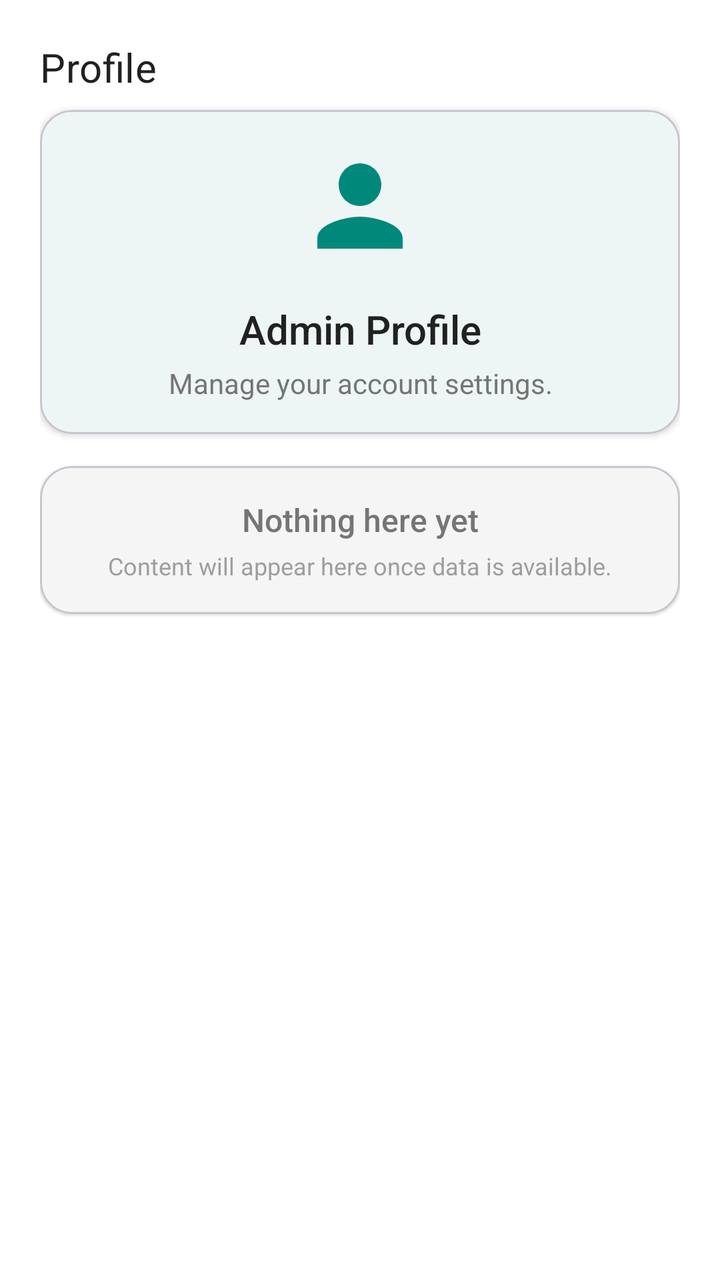
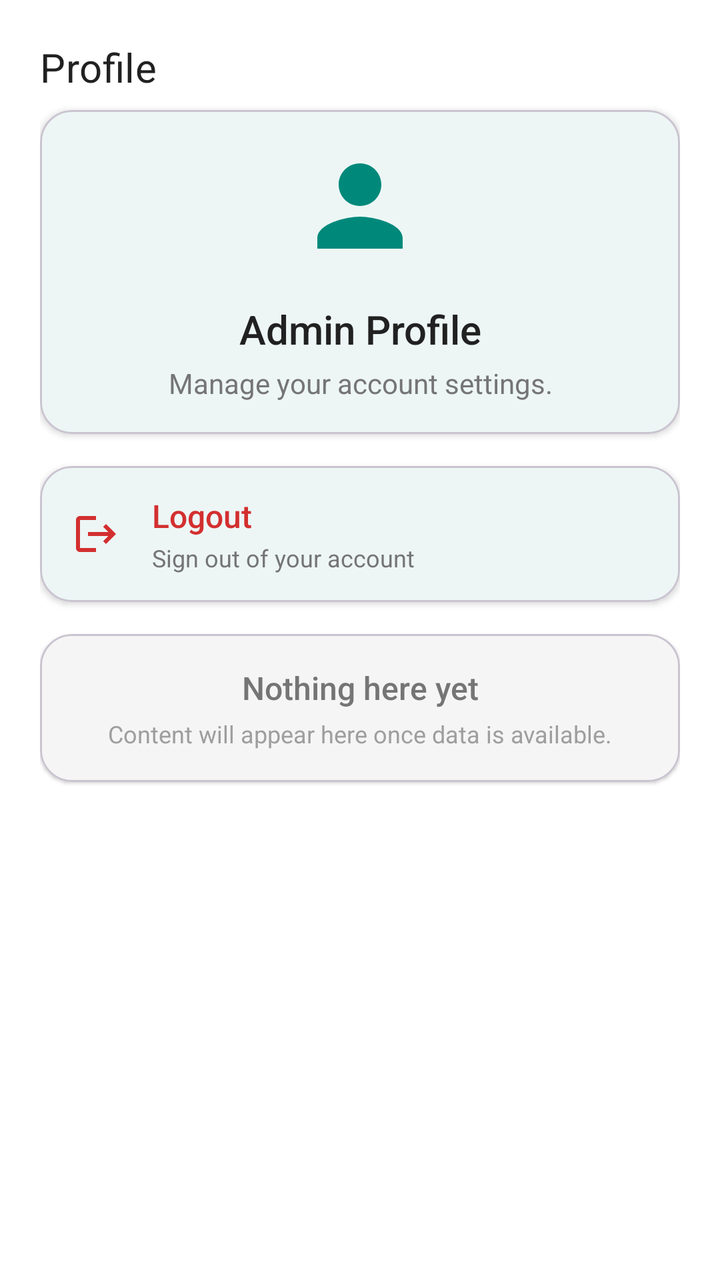

Two renders of the same Android screen: before a commit and after it. Below are the layout's source before the change and the commit's diff.
<!-- AndroidManifest.xml: application theme Theme.Movexa -->
<!-- res/layout/fragment_admin_profile.xml -->
<?xml version="1.0" encoding="utf-8"?>
<androidx.constraintlayout.widget.ConstraintLayout
    xmlns:android="http://schemas.android.com/apk/res/android"
    xmlns:app="http://schemas.android.com/apk/res-auto"
    xmlns:tools="http://schemas.android.com/tools"
    android:layout_width="match_parent"
    android:layout_height="match_parent"
    android:background="@color/background">

    <ScrollView
        android:layout_width="0dp"
        android:layout_height="0dp"
        android:fillViewport="true"
        app:layout_constraintTop_toTopOf="parent"
        app:layout_constraintBottom_toBottomOf="parent"
        app:layout_constraintStart_toStartOf="parent"
        app:layout_constraintEnd_toEndOf="parent">

        <LinearLayout
            android:layout_width="match_parent"
            android:layout_height="wrap_content"
            android:orientation="vertical"
            android:padding="@dimen/screen_margin_horizontal">

            
            <TextView
                android:id="@+id/tvSectionTitle"
                android:layout_width="match_parent"
                android:layout_height="wrap_content"
                android:text="@string/section_profile"
                android:textAppearance="@style/TextAppearance.Movexa.SectionHeader"
                android:layout_marginBottom="@dimen/spacing_small" />

            
            <com.google.android.material.card.MaterialCardView
                android:id="@+id/cardStatus"
                android:layout_width="match_parent"
                android:layout_height="wrap_content"
                android:layout_marginBottom="@dimen/spacing_medium"
                app:cardCornerRadius="@dimen/radius_large"
                app:cardElevation="@dimen/elevation_small"
                app:cardBackgroundColor="@color/surface">

                <LinearLayout
                    android:layout_width="match_parent"
                    android:layout_height="wrap_content"
                    android:orientation="vertical"
                    android:padding="@dimen/card_padding">

                    <ImageView
                        android:id="@+id/ivIcon"
                        android:layout_width="@dimen/icon_xl"
                        android:layout_height="@dimen/icon_xl"
                        android:layout_gravity="center_horizontal"
                        android:src="@drawable/ic_nav_profile"
                        android:contentDescription="@string/cd_app_logo"
                        app:tint="@color/primary"
                        android:layout_marginBottom="@dimen/spacing_medium" />

                    <TextView
                        android:id="@+id/tvTitle"
                        android:layout_width="match_parent"
                        android:layout_height="wrap_content"
                        android:text="@string/admin_profile_title"
                        android:textSize="@dimen/text_title"
                        android:textColor="@color/text_primary"
                        android:fontFamily="sans-serif-medium"
                        android:gravity="center"
                        android:layout_marginBottom="@dimen/spacing_xs" />

                    <TextView
                        android:id="@+id/tvSubtitle"
                        android:layout_width="match_parent"
                        android:layout_height="wrap_content"
                        android:text="@string/admin_profile_subtitle"
                        android:textSize="@dimen/text_body"
                        android:textColor="@color/text_secondary"
                        android:gravity="center" />

                </LinearLayout>

            </com.google.android.material.card.MaterialCardView>

            
            <com.google.android.material.card.MaterialCardView
                android:id="@+id/cardEmptyState"
                android:layout_width="match_parent"
                android:layout_height="wrap_content"
                android:layout_marginBottom="@dimen/spacing_medium"
                app:cardCornerRadius="@dimen/radius_large"
                app:cardElevation="@dimen/elevation_xs"
                app:strokeColor="@color/outline_variant"
                app:strokeWidth="1dp"
                app:cardBackgroundColor="@color/surface_variant">

                <LinearLayout
                    android:layout_width="match_parent"
                    android:layout_height="wrap_content"
                    android:orientation="vertical"
                    android:padding="@dimen/card_padding"
                    android:gravity="center">

                    <TextView
                        android:id="@+id/tvEmptyTitle"
                        android:layout_width="match_parent"
                        android:layout_height="wrap_content"
                        android:text="@string/empty_state_title"
                        android:textSize="@dimen/text_subtitle"
                        android:textColor="@color/text_secondary"
                        android:fontFamily="sans-serif-medium"
                        android:gravity="center"
                        android:layout_marginBottom="@dimen/spacing_xs" />

                    <TextView
                        android:id="@+id/tvEmptySubtitle"
                        android:layout_width="match_parent"
                        android:layout_height="wrap_content"
                        android:text="@string/empty_state_subtitle"
                        android:textSize="@dimen/text_caption"
                        android:textColor="@color/text_hint"
                        android:gravity="center" />

                </LinearLayout>

            </com.google.android.material.card.MaterialCardView>

        </LinearLayout>

    </ScrollView>

</androidx.constraintlayout.widget.ConstraintLayout>
<!-- resources referenced by this layout -->
<resources>
  <color name="background">#FFFFFFFF</color>
  <color name="outline_variant">#FFCAC4D0</color>
  <color name="primary">#FF00897B</color>
  <color name="surface">#FFFFFFFF</color>
  <color name="surface_variant">#FFF5F5F5</color>
  <color name="text_hint">#FF9E9E9E</color>
  <color name="text_primary">#FF212121</color>
  <color name="text_secondary">#FF757575</color>
  <dimen name="card_padding">16dp</dimen>
  <dimen name="elevation_small">2dp</dimen>
  <dimen name="elevation_xs">1dp</dimen>
  <dimen name="icon_xl">64dp</dimen>
  <dimen name="radius_large">16dp</dimen>
  <dimen name="screen_margin_horizontal">20dp</dimen>
  <dimen name="spacing_medium">16dp</dimen>
  <dimen name="spacing_small">8dp</dimen>
  <dimen name="spacing_xs">4dp</dimen>
  <dimen name="text_body">14sp</dimen>
  <dimen name="text_caption">12sp</dimen>
  <dimen name="text_subtitle">16sp</dimen>
  <dimen name="text_title">20sp</dimen>
  <!-- drawable ic_nav_profile (drawable) -->
  <vector xmlns:android="http://schemas.android.com/apk/res/android"
      android:width="24dp"
      android:height="24dp"
      android:viewportWidth="24"
      android:viewportHeight="24"
      android:tint="?attr/colorControlNormal">
      <path
          android:fillColor="@android:color/white"
          android:pathData="M12,12c2.21,0 4,-1.79 4,-4s-1.79,-4 -4,-4 -4,1.79 -4,4 1.79,4 4,4zM12,14c-2.67,0 -8,1.34 -8,4v2h16v-2c0,-2.66 -5.33,-4 -8,-4z" />
  </vector>
  <string name="admin_profile_subtitle">Manage your account settings.</string>
  <string name="admin_profile_title">Admin Profile</string>
  <string name="cd_app_logo">Movexa Logo</string>
  <string name="empty_state_subtitle">Content will appear here once data is available.</string>
  <string name="empty_state_title">Nothing here yet</string>
  <string name="section_profile">Profile</string>
  <style name="TextAppearance.Movexa.SectionHeader">
          <item name="android:textSize">@dimen/text_title</item>
          <item name="android:textColor">@color/text_primary</item>
          <item name="android:fontFamily">sans-serif-medium</item>
          <item name="android:letterSpacing">0.01</item>
      </style>
  <style name="Theme.Movexa" parent="Base.Theme.Movexa" />
  <color name="primary_dark">#FF00695C</color>
  <color name="primary_container">#FFB2DFDB</color>
  <color name="on_primary">#FFFFFFFF</color>
  <color name="on_primary_container">#FF004D40</color>
  <color name="secondary">#FF1565C0</color>
  <color name="secondary_container">#FFBBDEFB</color>
  <color name="on_secondary">#FFFFFFFF</color>
  <color name="on_secondary_container">#FF0D47A1</color>
  <color name="tertiary">#FF6A1B9A</color>
  <color name="tertiary_container">#FFE1BEE7</color>
  <color name="on_tertiary">#FFFFFFFF</color>
  <color name="on_background">#FF1C1B1F</color>
  <color name="on_surface">#FF1C1B1F</color>
  <color name="on_surface_variant">#FF49454F</color>
  <color name="error">#FFD32F2F</color>
  <color name="error_container">#FFFFCDD2</color>
  <color name="on_error">#FFFFFFFF</color>
  <color name="outline">#FF79747E</color>
  <color name="white">#FFFFFFFF</color>
  <!-- unchanged entries left out for length: 1 -->
</resources>

<!-- the commit's change to res/layout/fragment_admin_profile.xml (unified diff, before → after) -->
@@ -83,6 +83,65 @@
 
             
             <com.google.android.material.card.MaterialCardView
+                android:id="@+id/cardLogout"
+                android:layout_width="match_parent"
+                android:layout_height="wrap_content"
+                android:layout_marginBottom="@dimen/spacing_medium"
+                app:cardCornerRadius="@dimen/radius_large"
+                app:cardElevation="@dimen/elevation_small"
+                app:cardBackgroundColor="@color/surface">
+
+                <LinearLayout
+                    android:id="@+id/actionLogout"
+                    android:layout_width="match_parent"
+                    android:layout_height="wrap_content"
+                    android:orientation="horizontal"
+                    android:gravity="center_vertical"
+                    android:paddingHorizontal="@dimen/card_padding"
+                    android:paddingVertical="14dp"
+                    android:background="?android:attr/selectableItemBackground"
+                    android:clickable="true"
+                    android:focusable="true"
+                    android:contentDescription="@string/cd_logout">
+
+                    <ImageView
+                        android:layout_width="@dimen/icon_medium"
+                        android:layout_height="@dimen/icon_medium"
+                        android:src="@drawable/ic_logout"
+                        app:tint="@color/error"
+                        android:importantForAccessibility="no" />
+
+                    <LinearLayout
+                        android:layout_width="0dp"
+                        android:layout_height="wrap_content"
+                        android:layout_weight="1"
+                        android:orientation="vertical"
+                        android:layout_marginStart="@dimen/spacing_medium">
+
+                        <TextView
+                            android:layout_width="wrap_content"
+                            android:layout_height="wrap_content"
+                            android:text="@string/profile_action_logout"
+                            android:textSize="@dimen/text_subtitle"
+                            android:textColor="@color/error"
+                            android:fontFamily="sans-serif-medium" />
+
+                        <TextView
+                            android:layout_width="wrap_content"
+                            android:layout_height="wrap_content"
+                            android:text="@string/profile_action_logout_desc"
+                            android:textSize="@dimen/text_caption"
+                            android:textColor="@color/text_secondary"
+                            android:layout_marginTop="2dp" />
+
+                    </LinearLayout>
+
+                </LinearLayout>
+
+            </com.google.android.material.card.MaterialCardView>
+
+            
+            <com.google.android.material.card.MaterialCardView
                 android:id="@+id/cardEmptyState"
                 android:layout_width="match_parent"
                 android:layout_height="wrap_content"
<!-- resource entries referenced after the edit -->
@@ -11,6 +11,7 @@
   <dimen name="card_padding">16dp</dimen>
   <dimen name="elevation_small">2dp</dimen>
   <dimen name="elevation_xs">1dp</dimen>
+  <dimen name="icon_medium">24dp</dimen>
   <dimen name="icon_xl">64dp</dimen>
   <dimen name="radius_large">16dp</dimen>
   <dimen name="screen_margin_horizontal">20dp</dimen>
@@ -21,6 +22,18 @@
   <dimen name="text_caption">12sp</dimen>
   <dimen name="text_subtitle">16sp</dimen>
   <dimen name="text_title">20sp</dimen>
+  <!-- drawable ic_logout (drawable) -->
+  <?xml version="1.0" encoding="utf-8"?>
+  <vector xmlns:android="http://schemas.android.com/apk/res/android"
+      android:width="24dp"
+      android:height="24dp"
+      android:viewportWidth="24"
+      android:viewportHeight="24"
+      android:tint="?attr/colorControlNormal">
+      <path
+          android:fillColor="@android:color/white"
+          android:pathData="M17,7l-1.41,1.41L18.17,11H8v2h10.17l-2.58,2.58L17,17l5,-5zM4,5h8V3H4c-1.1,0 -2,0.9 -2,2v14c0,1.1 0.9,2 2,2h8v-2H4V5z" />
+  </vector>
   <!-- drawable ic_nav_profile (drawable) -->
   <vector xmlns:android="http://schemas.android.com/apk/res/android"
       android:width="24dp"
@@ -35,8 +48,11 @@
   <string name="admin_profile_subtitle">Manage your account settings.</string>
   <string name="admin_profile_title">Admin Profile</string>
   <string name="cd_app_logo">Movexa Logo</string>
+  <string name="cd_logout">Sign out</string>
   <string name="empty_state_subtitle">Content will appear here once data is available.</string>
   <string name="empty_state_title">Nothing here yet</string>
+  <string name="profile_action_logout">Logout</string>
+  <string name="profile_action_logout_desc">Sign out of your account</string>
   <string name="section_profile">Profile</string>
   <style name="TextAppearance.Movexa.SectionHeader">
           <item name="android:textSize">@dimen/text_title</item>
